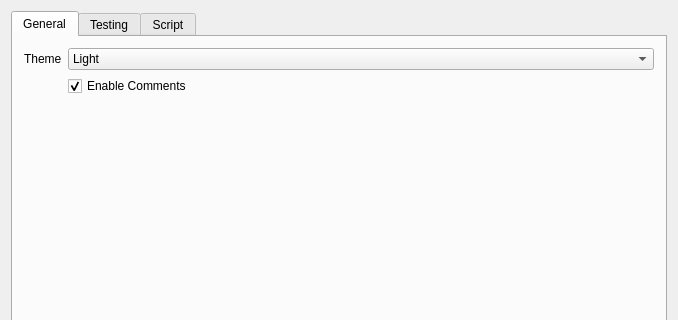
This is Menus/SettingsEditor.ui in stijnherfst/HiveWE as Qt 5 draws it before an edit; both pictures show x 0 to 678 and y 0 to 320 of the 678 by 527 pixel window. The edited form follows.
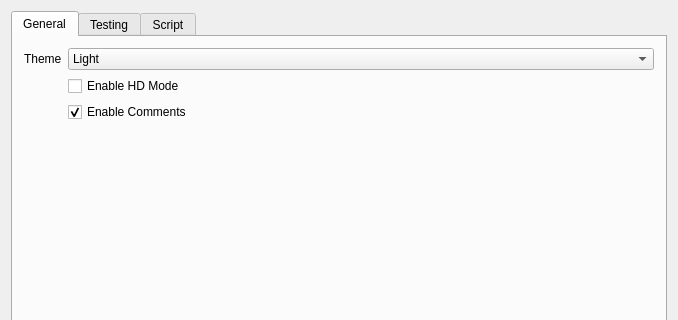
This is the edited form. The open tabs and pages were chosen to show the change.

Commit message: fix new file formats, fix sd/hd mode

```diff
--- a/Menus/SettingsEditor.ui
+++ b/Menus/SettingsEditor.ui
@@ -53,7 +53,7 @@
            </item>
           </widget>
          </item>
-         <item row="1" column="1">
+         <item row="2" column="1">
           <widget class="QCheckBox" name="comments">
            <property name="text">
             <string>Enable Comments</string>
@@ -63,6 +63,13 @@
            </property>
           </widget>
          </item>
+         <item row="1" column="1">
+          <widget class="QCheckBox" name="hd">
+           <property name="text">
+            <string>Enable HD Mode</string>
+           </property>
+          </widget>
+         </item>
         </layout>
        </widget>
        <widget class="QWidget" name="tab_1">
```
Left out of the diff: 2 changed lines with no effect on the pictures. The commit also changes 11 other files.
